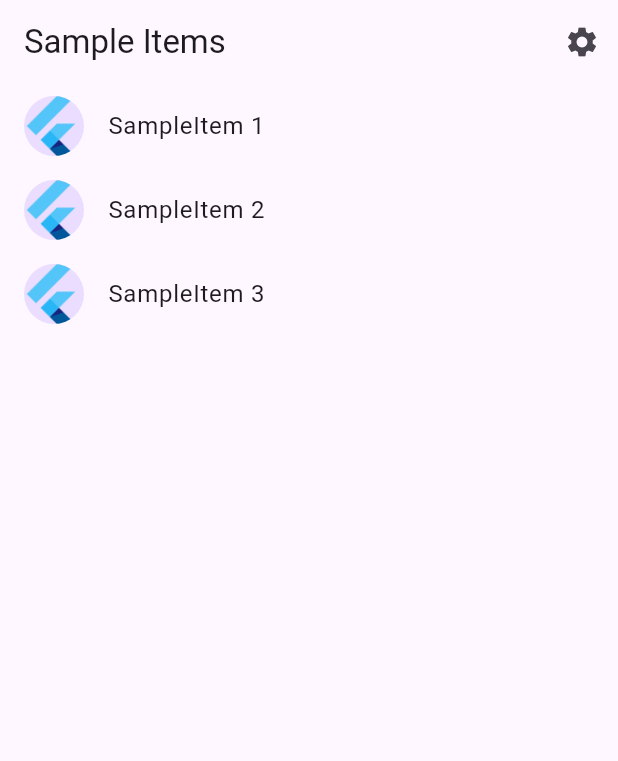
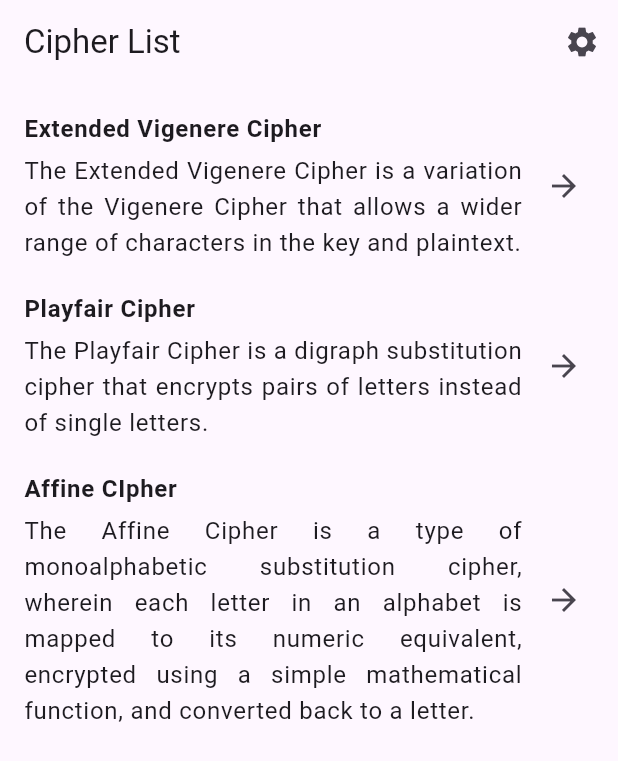
Before and after one commit to abrahammegantoro/modified-cipher, a Flutter app: the screen it shows after launch, on a phone screen of 412 x 824 dp. Shown: the top 761 px of the screen. Run offline on Flutter 3.47's test engine with Material 3 defaults, Android fonts, the light colour scheme and no system bars; generated files the repository leaves out were written again.

Commit message:
Create landing page

```diff
--- a/lib/src/app.dart
+++ b/lib/src/app.dart
@@ -6,6 +6,7 @@ import 'sample_feature/sample_item_details_view.dart';
 import 'sample_feature/sample_item_list_view.dart';
 import 'settings/settings_controller.dart';
 import 'settings/settings_view.dart';
+import 'ciphers/cipher_list_view.dart';
 
 /// The Widget that configures your application.
 class MyApp extends StatelessWidget {
@@ -69,11 +70,11 @@ class MyApp extends StatelessWidget {
                 switch (routeSettings.name) {
                   case SettingsView.routeName:
                     return SettingsView(controller: settingsController);
-                  case SampleItemDetailsView.routeName:
-                    return const SampleItemDetailsView();
-                  case SampleItemListView.routeName:
+                  case CipherListView.routeName:
+                    return const CipherListView();
+                  // case SampleItemListView.routeName:
                   default:
-                    return const SampleItemListView();
+                    return const CipherListView();
                 }
               },
             );
--- /dev/null
+++ b/lib/src/ciphers/cipher_item.dart
@@ -0,0 +1,14 @@
+/// A placeholder class that represents an entity or model.
+class CipherItem {
+  const CipherItem({
+    required this.id,
+    required this.title,
+    required this.description,
+    required this.route,
+  });
+
+  final int id;
+  final String title;
+  final String description;
+  final String route;
+}
--- /dev/null
+++ b/lib/src/ciphers/cipher_list_view.dart
@@ -0,0 +1,99 @@
+import 'package:flutter/material.dart';
+
+import '../settings/settings_view.dart';
+import 'cipher_item.dart';
+
+class CipherListView extends StatelessWidget {
+  const CipherListView({
+    Key? key,
+    this.items = const [
+      CipherItem(
+        id: 1,
+        title: "Extended Vigenere Cipher",
+        description:
+            "The Extended Vigenere Cipher is a variation of the Vigenere Cipher that allows a wider range of characters in the key and plaintext.",
+        route: "/extended-vigenere-cipher",
+      ),
+      CipherItem(
+        id: 2,
+        title: "Playfair Cipher",
+        description:
+            "The Playfair Cipher is a digraph substitution cipher that encrypts pairs of letters instead of single letters.",
+        route: "/playfair-cipher",
+      ),
+      CipherItem(
+        id: 3,
+        title: "Affine CIpher",
+        description:
+            "The Affine Cipher is a type of monoalphabetic substitution cipher, wherein each letter in an alphabet is mapped to its numeric equivalent, encrypted using a simple mathematical function, and converted back to a letter.",
+        route: "/affine-cipher",
+      )
+    ],
+  }) : super(key: key);
+
+  static const routeName = '/';
+
+  final List<CipherItem> items;
+
+  @override
+  Widget build(BuildContext context) {
+    return Scaffold(
+      appBar: AppBar(
+        title: const Text('Cipher List'),
+        actions: [
+          IconButton(
+            icon: const Icon(Icons.settings),
+            onPressed: () {
+              // Navigate to the settings page. If the user leaves and returns
+              // to the app after it has been killed while running in the
+              // background, the navigation stack is restored.
+              Navigator.restorablePushNamed(context, SettingsView.routeName);
+            },
+          ),
+        ],
+      ),
+      body: ListView.separated(
+        padding: const EdgeInsets.only(top: 10),
+        // Providing a restorationId allows the ListView to restore the
+        // scroll position when a user leaves and returns to the app after it
+        // has been killed while running in the background.
+        restorationId: 'CipherListView',
+        itemCount: items.length,
+        itemBuilder: (BuildContext context, int index) {
+          final item = items[index];
+
+          return ListTile(
+            onTap: () {
+              Navigator.restorablePushNamed(
+                context,
+                item.route,
+              );
+            },
+            title: Row(
+              children: [
+                Expanded(
+                  child: Column(
+                    crossAxisAlignment: CrossAxisAlignment.start,
+                    children: [
+                      Text(
+                        item.title,
+                        style: const TextStyle(fontWeight: FontWeight.bold),
+                      ),
+                      const SizedBox(height: 4),
+                      Text(item.description, textAlign: TextAlign.justify),
+                    ],
+                  ),
+                ),
+                const SizedBox(width: 16),
+                const Icon(Icons.arrow_forward),
+              ],
+            ),
+          );
+        },
+        separatorBuilder: (BuildContext context, int index) {
+          return const SizedBox(height: 4);
+        },
+      ),
+    );
+  }
+}
```
